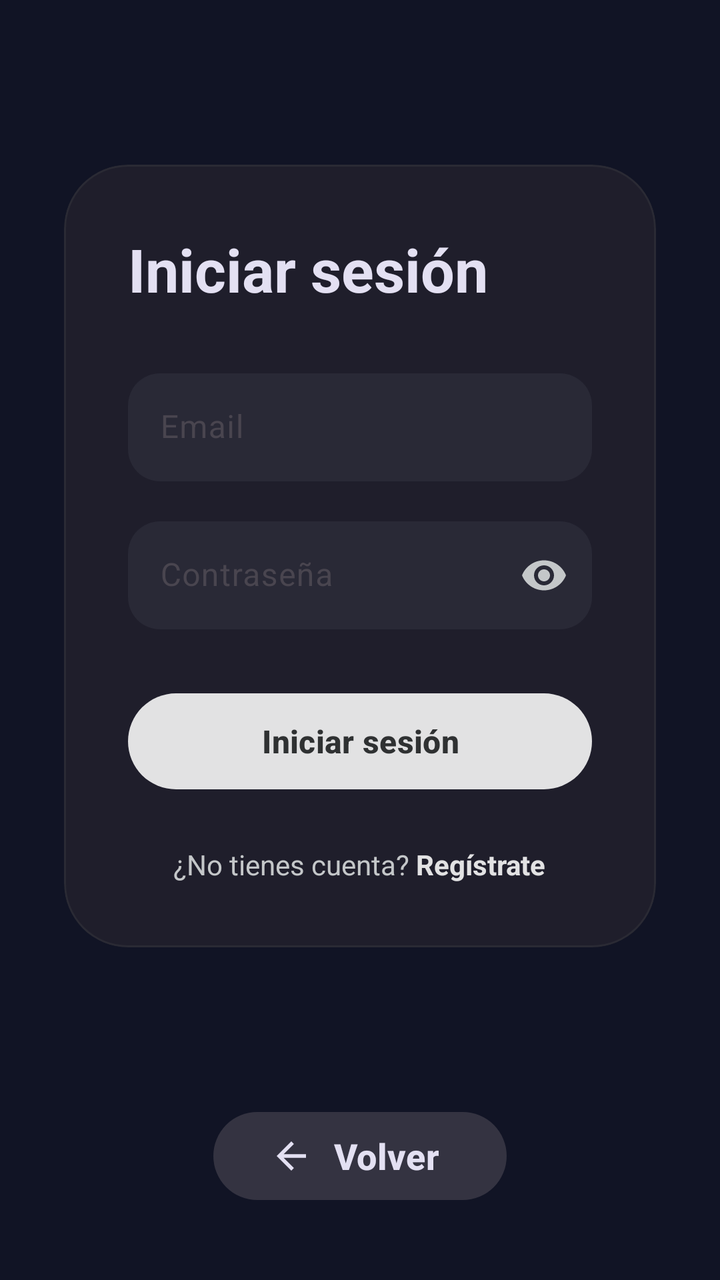
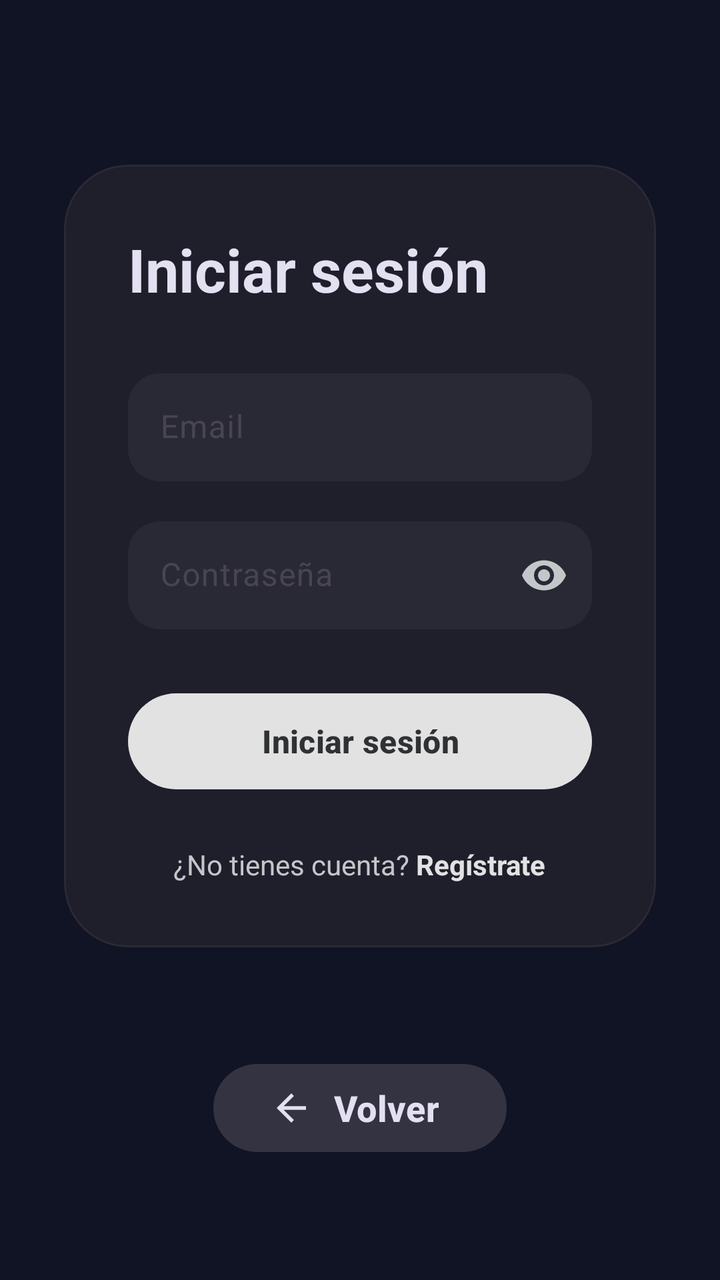

The first picture is an Android layout as it rendered before a commit; the second is the same layout after the commit. The layout source and the unified diff follow.
<!-- AndroidManifest.xml: application theme Theme.FDPDPlayer -->
<!-- res/layout/fragment_login.xml -->
<?xml version="1.0" encoding="utf-8"?>
<FrameLayout xmlns:android="http://schemas.android.com/apk/res/android"
    xmlns:app="http://schemas.android.com/apk/res-auto"
    android:layout_width="match_parent"
    android:layout_height="match_parent"
    android:background="#111425">

    <ScrollView
        android:layout_width="match_parent"
        android:layout_height="match_parent"
        android:clipToPadding="false"
        android:fillViewport="true"
        android:paddingStart="32dp"
        android:paddingTop="32dp"
        android:paddingEnd="32dp"
        android:paddingBottom="116dp">

        <LinearLayout
            android:layout_width="match_parent"
            android:layout_height="match_parent"
            android:gravity="center"
            android:orientation="vertical">

            <com.google.android.material.card.MaterialCardView
                android:id="@+id/cardLogin"
                android:layout_width="match_parent"
                android:layout_height="wrap_content"
                app:cardBackgroundColor="#1F1E2B"
                app:cardCornerRadius="32dp"
                app:cardElevation="0dp"
                app:strokeColor="#4D444749"
                app:strokeWidth="1dp">

                <LinearLayout
                    android:layout_width="match_parent"
                    android:layout_height="wrap_content"
                    android:orientation="vertical"
                    android:padding="32dp">

                    <TextView
                        android:id="@+id/tvTituloLogin"
                        android:layout_width="match_parent"
                        android:layout_height="wrap_content"
                        android:text="Iniciar sesión"
                        android:textColor="#E3E0F2"
                        android:textSize="30sp"
                        android:textStyle="bold" />

                    <LinearLayout
                        android:id="@+id/layoutFormularioLogin"
                        android:layout_width="match_parent"
                        android:layout_height="wrap_content"
                        android:layout_marginTop="32dp"
                        android:orientation="vertical">

                        <com.google.android.material.textfield.TextInputLayout
                            android:layout_width="match_parent"
                            android:layout_height="wrap_content"
                            android:hint="Email"
                            app:boxBackgroundColor="#292936"
                            app:boxBackgroundMode="filled"
                            app:boxCornerRadiusBottomEnd="16dp"
                            app:boxCornerRadiusBottomStart="16dp"
                            app:boxCornerRadiusTopEnd="16dp"
                            app:boxCornerRadiusTopStart="16dp"
                            app:boxStrokeColor="#C6C6C7"
                            app:boxStrokeWidth="0dp"
                            app:boxStrokeWidthFocused="1dp"
                            app:hintTextColor="#C4C7C9">

                            <com.google.android.material.textfield.TextInputEditText
                                android:id="@+id/eTCorreo"
                                android:layout_width="match_parent"
                                android:layout_height="54dp"
                                android:inputType="textEmailAddress"
                                android:paddingStart="16dp"
                                android:paddingEnd="16dp"
                                android:singleLine="true"
                                android:textColor="#E3E0F2"
                                android:textColorHint="#8E9193"
                                android:textSize="16sp" />

                        </com.google.android.material.textfield.TextInputLayout>

                        <com.google.android.material.textfield.TextInputLayout
                            android:layout_width="match_parent"
                            android:layout_height="wrap_content"
                            android:layout_marginTop="20dp"
                            android:hint="Contraseña"
                            app:boxBackgroundColor="#292936"
                            app:boxBackgroundMode="filled"
                            app:boxCornerRadiusBottomEnd="16dp"
                            app:boxCornerRadiusBottomStart="16dp"
                            app:boxCornerRadiusTopEnd="16dp"
                            app:boxCornerRadiusTopStart="16dp"
                            app:boxStrokeColor="#C6C6C7"
                            app:boxStrokeWidth="0dp"
                            app:boxStrokeWidthFocused="1dp"
                            app:endIconMode="password_toggle"
                            app:endIconTint="#C4C7C9"
                            app:hintTextColor="#C4C7C9">

                            <com.google.android.material.textfield.TextInputEditText
                                android:id="@+id/tVContrasenia"
                                android:layout_width="match_parent"
                                android:layout_height="54dp"
                                android:inputType="textPassword"
                                android:paddingStart="16dp"
                                android:paddingEnd="16dp"
                                android:singleLine="true"
                                android:textColor="#E3E0F2"
                                android:textColorHint="#8E9193"
                                android:textSize="16sp" />

                        </com.google.android.material.textfield.TextInputLayout>

                        <com.google.android.material.button.MaterialButton
                            android:id="@+id/btnIniciarSesion"
                            android:layout_width="match_parent"
                            android:layout_height="56dp"
                            android:layout_marginTop="28dp"
                            android:text="Iniciar sesión"
                            android:textAllCaps="false"
                            android:textColor="#2F3132"
                            android:textSize="16sp"
                            android:textStyle="bold"
                            app:backgroundTint="#E2E2E3"
                            app:cornerRadius="28dp" />

                        <LinearLayout
                            android:layout_width="wrap_content"
                            android:layout_height="wrap_content"
                            android:layout_gravity="center"
                            android:layout_marginTop="24dp"
                            android:gravity="center"
                            android:orientation="horizontal">

                            <TextView
                                android:layout_width="wrap_content"
                                android:layout_height="wrap_content"
                                android:text="¿No tienes cuenta? "
                                android:textColor="#C4C7C9"
                                android:textSize="14sp" />

                            <TextView
                                android:id="@+id/tvIrRegistro"
                                android:layout_width="wrap_content"
                                android:layout_height="wrap_content"
                                android:clickable="true"
                                android:focusable="true"
                                android:text="Regístrate"
                                android:textColor="#E2E2E3"
                                android:textSize="14sp"
                                android:textStyle="bold" />

                        </LinearLayout>

                    </LinearLayout>

                    <LinearLayout
                        android:id="@+id/layoutSesionIniciada"
                        android:layout_width="match_parent"
                        android:layout_height="wrap_content"
                        android:gravity="center"
                        android:orientation="vertical"
                        android:visibility="gone">

                        <TextView
                            android:layout_width="match_parent"
                            android:layout_height="wrap_content"
                            android:gravity="center"
                            android:text="Sesión iniciada como:"
                            android:textColor="#C4C7C9"
                            android:textSize="16sp" />

                        <TextView
                            android:id="@+id/tvSesionInfo"
                            android:layout_width="match_parent"
                            android:layout_height="wrap_content"
                            android:layout_marginTop="12dp"
                            android:gravity="center"
                            android:text="Usuario"
                            android:textColor="#E3E0F2"
                            android:textSize="30sp"
                            android:textStyle="bold" />

                        <com.google.android.material.button.MaterialButton
                            android:id="@+id/btnCerrarSesion"
                            android:layout_width="match_parent"
                            android:layout_height="56dp"
                            android:layout_marginTop="40dp"
                            android:text="Cerrar sesión"
                            android:textAllCaps="false"
                            android:textColor="#2F3132"
                            android:textSize="16sp"
                            android:textStyle="bold"
                            app:backgroundTint="#E2E2E3"
                            app:cornerRadius="28dp" />

                    </LinearLayout>

                    <ProgressBar
                        android:id="@+id/progressBar"
                        android:layout_width="wrap_content"
                        android:layout_height="wrap_content"
                        android:layout_gravity="center"
                        android:layout_marginTop="24dp"
                        android:indeterminateTint="#E2E2E3"
                        android:visibility="gone" />

                </LinearLayout>

            </com.google.android.material.card.MaterialCardView>

        </LinearLayout>

    </ScrollView>

    <com.google.android.material.button.MaterialButton
        android:id="@+id/btnVolver"
        android:layout_width="wrap_content"
        android:layout_height="52dp"
        android:layout_gravity="bottom|center_horizontal"
        android:layout_marginBottom="36dp"
        android:paddingStart="28dp"
        android:paddingEnd="34dp"
        android:text="Volver"
        android:textAllCaps="false"
        android:textColor="#E3E0F2"
        android:textSize="18sp"
        android:textStyle="bold"
        app:backgroundTint="#343341"
        app:cornerRadius="26dp"
        app:icon="@drawable/ic_arrow"
        app:iconGravity="textStart"
        app:iconPadding="10dp"
        app:iconSize="22dp"
        app:iconTint="#E3E0F2" />

</FrameLayout>
<!-- resources referenced by this layout -->
<resources>
  <!-- drawable ic_arrow (drawable) -->
  <?xml version="1.0" encoding="utf-8"?>
  <vector xmlns:android="http://schemas.android.com/apk/res/android"
      android:width="24dp"
      android:height="24dp"
      android:viewportWidth="24"
      android:viewportHeight="24">
  
      <path
          android:fillColor="#FFFFFFFF"
          android:pathData="M20,11H7.83l5.59,-5.59L12,4l-8,8l8,8l1.42,-1.41L7.83,13H20v-2z" />
  
  </vector>
  <style name="Theme.FDPDPlayer" parent="Base.Theme.FDPDPlayer" />
  <style name="Base.Theme.FDPDPlayer" parent="Theme.Material3.DayNight.NoActionBar">
          
          
      </style>
</resources>

<!-- the commit's change to res/layout/fragment_login.xml (unified diff, before → after) -->
@@ -221,7 +221,7 @@
         android:layout_width="wrap_content"
         android:layout_height="52dp"
         android:layout_gravity="bottom|center_horizontal"
-        android:layout_marginBottom="36dp"
+        android:layout_marginBottom="60dp"
         android:paddingStart="28dp"
         android:paddingEnd="34dp"
         android:text="Volver"
